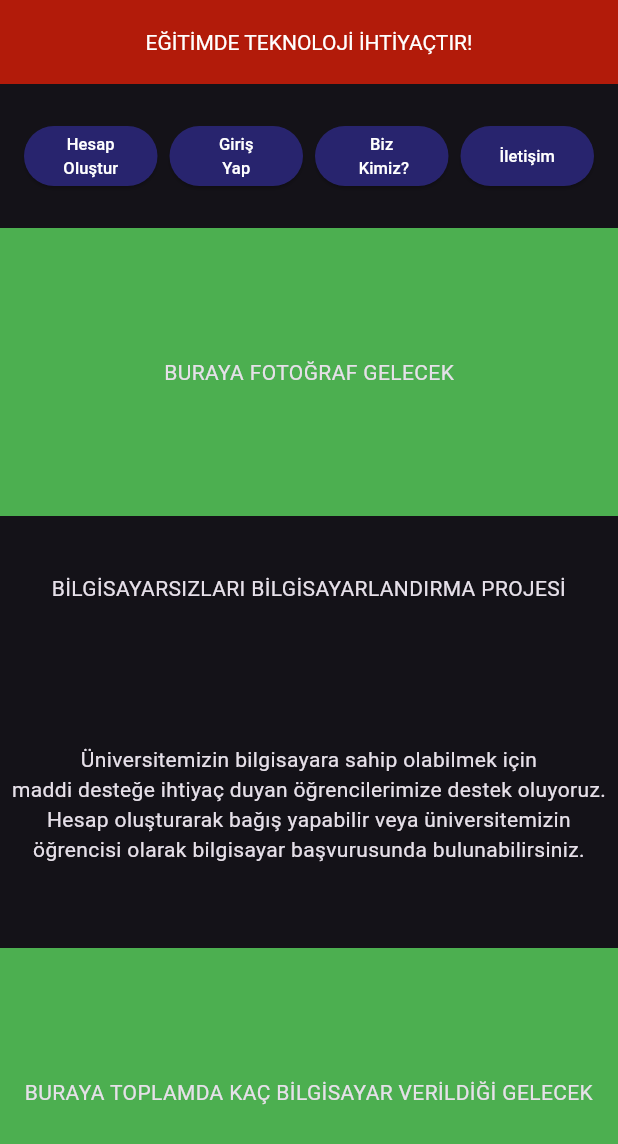
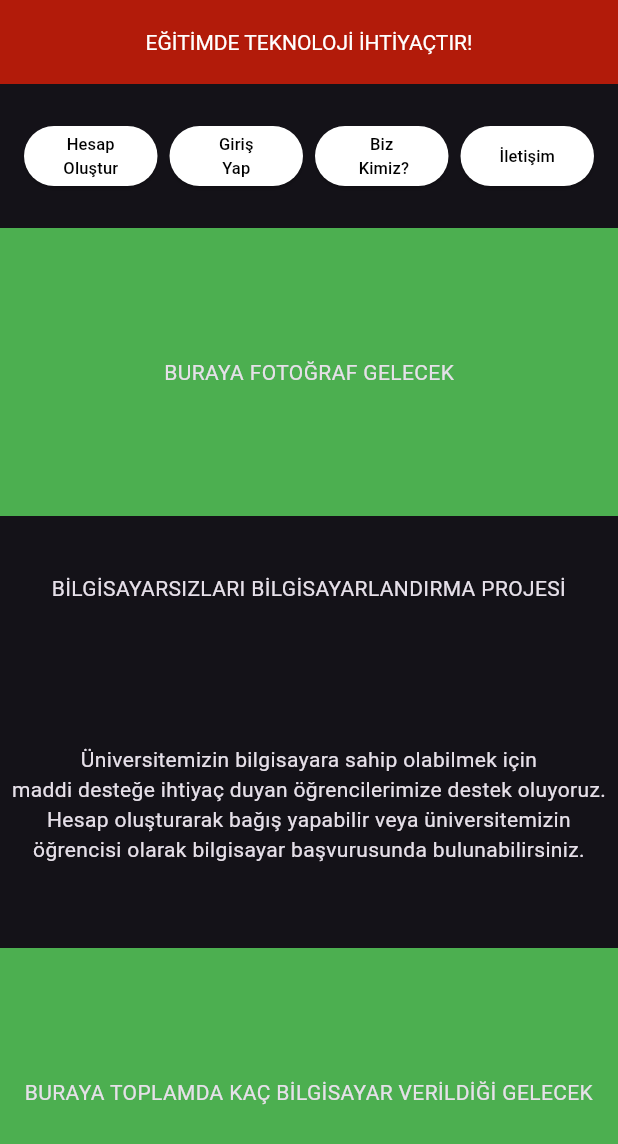
Before and after one commit to omerdgn/Tez, a Flutter app: the screen it shows after launch, on a phone screen of 412 x 824 dp. Shown: the top 1144 px of the screen. Run offline on Flutter 3.47's test engine with Material 3 defaults, Android fonts, the phone set to English and light mode, and no system bars; missing offline and left inert: postgres.

Commit message:
Color changes

```diff
--- a/BBP-Donation-App/bbp_project/lib/product/home_page_view.dart
+++ b/BBP-Donation-App/bbp_project/lib/product/home_page_view.dart
@@ -100,12 +100,13 @@ Widget customElevatedButton({
     child: ElevatedButton(
       onPressed: onPressed,
       style: ElevatedButton.styleFrom(
-        backgroundColor: const Color(0xFF28246E),
+        backgroundColor: Colors.white,
+        //Color(0xFF28246E),
       ),
       child: Text(
         text,
         style: const TextStyle(
-          color: Colors.white,
+          color: Colors.black,
           fontSize: 11,
         ),
         textAlign: TextAlign.center,
```
